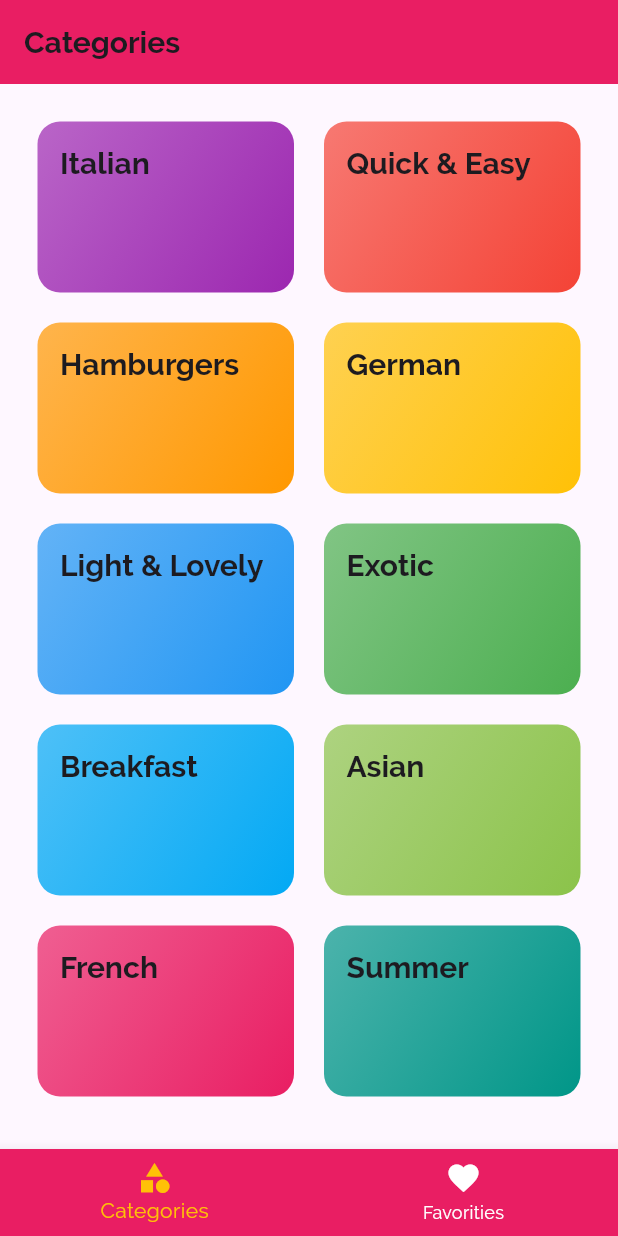
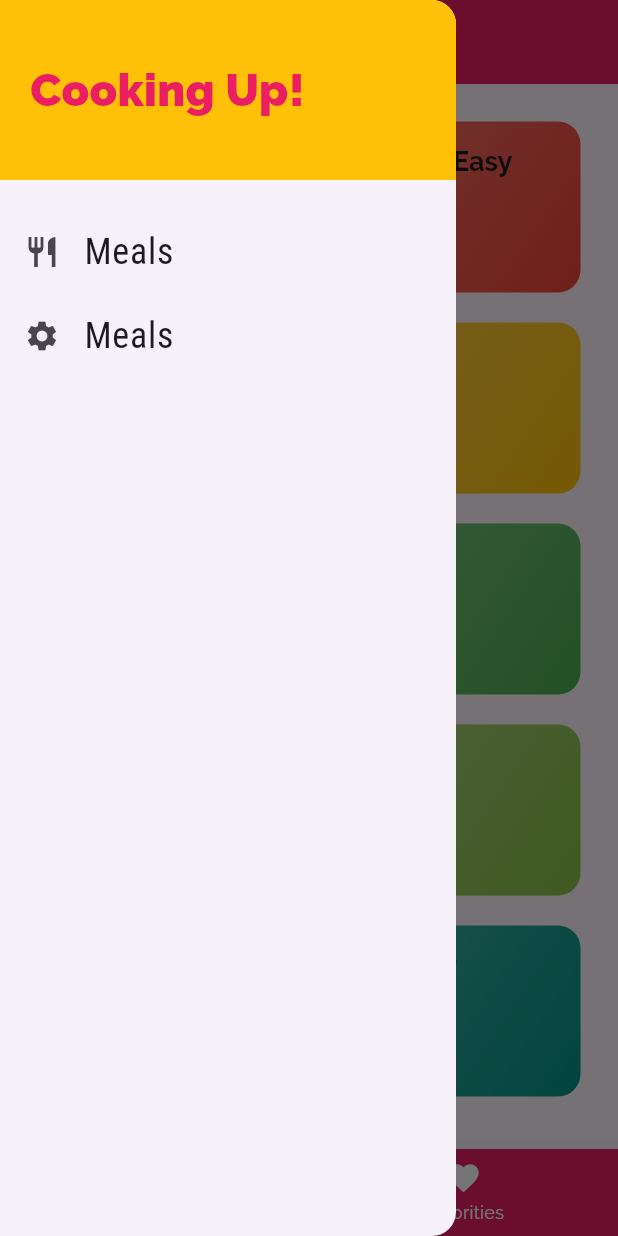
Before and after one commit to faridullah1/meal_app, a Flutter app: the screen it shows after launch, with the side drawer open (before the commit the screen has no drawer), on a phone screen of 412 x 824 dp. Run offline on Flutter 3.47's test engine with Material 2 defaults, Android fonts, the phone set to English and light mode, and no system bars.

Commit message:
Drawer added

```diff
--- a/lib/main.dart
+++ b/lib/main.dart
@@ -1,4 +1,5 @@
 import 'package:flutter/material.dart';
+import '../screens/settings_screen.dart';
 import '../screens/meal_details_screen.dart';
 import '../screens/tabs_screen.dart';
 import '../screens/categories_screen.dart';
@@ -32,7 +33,7 @@ class MyApp extends StatelessWidget {
                   color: Color.fromRGBO(20, 51, 51, 1),
                 ),
                 titleLarge: const TextStyle(
-                  fontSize: 20,
+                  fontSize: 18,
                   fontWeight: FontWeight.bold,
                 ),
               )),
@@ -40,6 +41,7 @@ class MyApp extends StatelessWidget {
         '/': (ctx) => const TabsScreen(),
         CategoryMealsScreen.routeName: (ctx) => const CategoryMealsScreen(),
         MealDetailsScreen.routeName: (ctx) => const MealDetailsScreen(),
+        SettingsScreen.routeName: (ctx) => const SettingsScreen(),
       },
       onUnknownRoute: (settings) {
         return MaterialPageRoute(builder: (ctx) => const CategoriesScreen());
--- /dev/null
+++ b/lib/screens/settings_screen.dart
@@ -0,0 +1,19 @@
+import 'package:flutter/material.dart';
+
+class SettingsScreen extends StatelessWidget {
+  static const routeName = 'settings';
+
+  const SettingsScreen({super.key});
+
+  @override
+  Widget build(BuildContext context) {
+    return Scaffold(
+      appBar: AppBar(
+        title: const Text('Settings'),
+      ),
+      body: const Center(
+        child: Text('Settings'),
+      ),
+    );
+  }
+}
--- a/lib/screens/tabs_screen.dart
+++ b/lib/screens/tabs_screen.dart
@@ -1,6 +1,7 @@
 import 'package:flutter/material.dart';
-import 'package:meals_app/screens/categories_screen.dart';
-import 'package:meals_app/screens/favourites_screen.dart';
+import '../widgets/main_drawer.dart';
+import '../screens/categories_screen.dart';
+import '../screens/favourites_screen.dart';
 
 class TabsScreen extends StatefulWidget {
   const TabsScreen({super.key});
@@ -29,6 +30,7 @@ class _TabsScreenState extends State<TabsScreen> {
       appBar: AppBar(
         title: Text(_pages[_selectedPageIndex]['title'] as String),
       ),
+      drawer: const MainDrawer(),
       body: _pages[_selectedPageIndex]['page'] as Widget,
       bottomNavigationBar: BottomNavigationBar(
         onTap: _selectPage,
--- /dev/null
+++ b/lib/widgets/main_drawer.dart
@@ -0,0 +1,57 @@
+import 'package:flutter/material.dart';
+import '../screens/settings_screen.dart';
+
+class MainDrawer extends StatelessWidget {
+  const MainDrawer({super.key});
+
+  Widget buildListTile(String title, IconData icon, VoidCallback tapHandler) {
+    return ListTile(
+      leading: Icon(
+        icon,
+        size: 24,
+      ),
+      title: const Text(
+        'Meals',
+        style: TextStyle(
+          fontFamily: 'RobotoCondensed',
+          fontSize: 24,
+        ),
+      ),
+      onTap: tapHandler,
+    );
+  }
+
+  @override
+  Widget build(BuildContext context) {
+    return Drawer(
+      child: Column(
+        children: [
+          Container(
+            height: 120,
+            width: double.infinity,
+            padding: const EdgeInsets.all(20),
+            alignment: Alignment.centerLeft,
+            color: Colors.amber,
+            child: const Text(
+              'Cooking Up!',
+              style: TextStyle(
+                fontWeight: FontWeight.w900,
+                fontSize: 30,
+                color: Colors.pink,
+              ),
+            ),
+          ),
+          const SizedBox(
+            height: 20,
+          ),
+          buildListTile('Meals', Icons.restaurant, () {
+            Navigator.of(context).pushNamed('/');
+          }),
+          buildListTile('Settings', Icons.settings, () {
+            Navigator.of(context).pushNamed(SettingsScreen.routeName);
+          }),
+        ],
+      ),
+    );
+  }
+}
```
